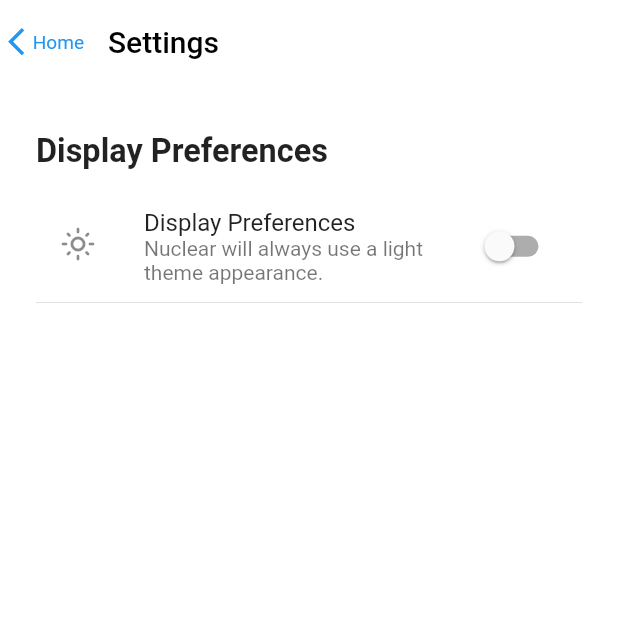
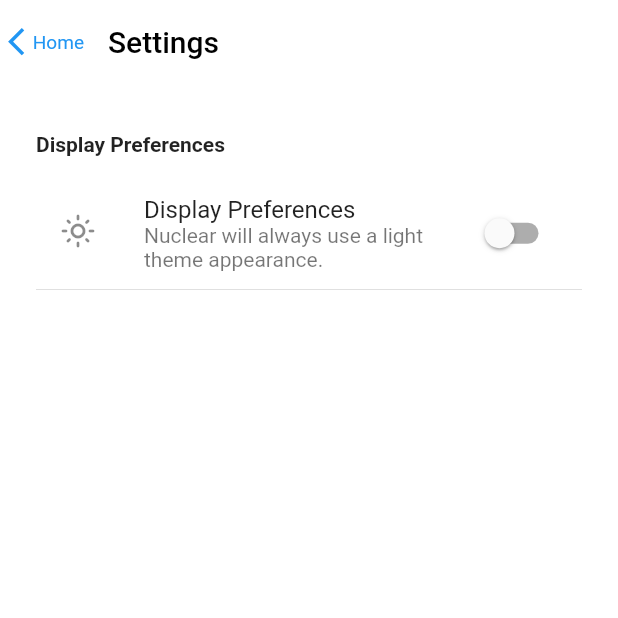
Before and after one commit to shavar67/nutri, a Flutter app: the screen it shows after launch, after a tap on the "settings" icon, on a phone screen of 412 x 824 dp, the top half of it. Run offline on Flutter 3.47's test engine with Material 2 defaults, Android fonts, the phone set to English and light mode, and no system bars; drawn by our look-alikes of auto_size_text; our stand-ins replace logger, shared_preferences.

```diff
--- a/lib/constants/route_constants.dart
+++ b/lib/constants/route_constants.dart
@@ -1,3 +1,2 @@
 const String homeRoute = '/';
-
 const String settingsRoute = 'settings';
--- a/lib/screens/tablet/tablet.dart
+++ b/lib/screens/tablet/tablet.dart
@@ -55,9 +55,6 @@ class _TabletViewState extends State<TabletView> {
               crossAxisAlignment: CrossAxisAlignment.start,
               children: [
                 SizedBox(height: size.height * 0.05),
-                AutoSizeText.rich(
-                  TextSpan(text: 'selected: $_selectedIndex'),
-                )
               ],
             ),
           ))),
--- a/lib/services/app_preferences.dart
+++ b/lib/services/app_preferences.dart
@@ -3,19 +3,19 @@ import 'package:shared_preferences/shared_preferences.dart';
 
 class AppPreference {
   var logger = Logger(printer: PrettyPrinter());
-  static const theme_status = 'theme';
+  static const themeStatus = 'theme';
   saveTheme(bool val) async {
     Future<SharedPreferences> sharedPreferences =
         SharedPreferences.getInstance();
     SharedPreferences pref = await sharedPreferences;
-    pref.setBool(theme_status, val);
+    pref.setBool(themeStatus, val);
   }
 
   getTheme() async {
     Future<SharedPreferences> sharedPreferences =
         SharedPreferences.getInstance();
     SharedPreferences pref = await sharedPreferences;
-    bool? isOn = pref.getBool(theme_status);
+    bool? isOn = pref.getBool(themeStatus);
     logger.d('key present in shared pref: $isOn');
     return pref.getBool('theme') ?? false;
   }
--- a/lib/widgets/mobile/mobile_setting_options.dart
+++ b/lib/widgets/mobile/mobile_setting_options.dart
@@ -31,14 +31,9 @@ class _MobileSettingOptionsState extends State<MobileSettingOptions> {
           crossAxisAlignment: CrossAxisAlignment.start,
           children: [
             const SizedBox(height: 20),
-            SizedBox(
-              height: size.height * 0.03,
-              child: const FittedBox(
-                child: AutoSizeText(
-                  Strings.settingsPanelHeader,
-                  style: TextStyle(fontWeight: FontWeight.bold),
-                ),
-              ),
+            const AutoSizeText(
+              Strings.settingsPanelHeader,
+              style: TextStyle(fontWeight: FontWeight.bold),
             ),
             const SizedBox(height: 20),
             Container(
```
